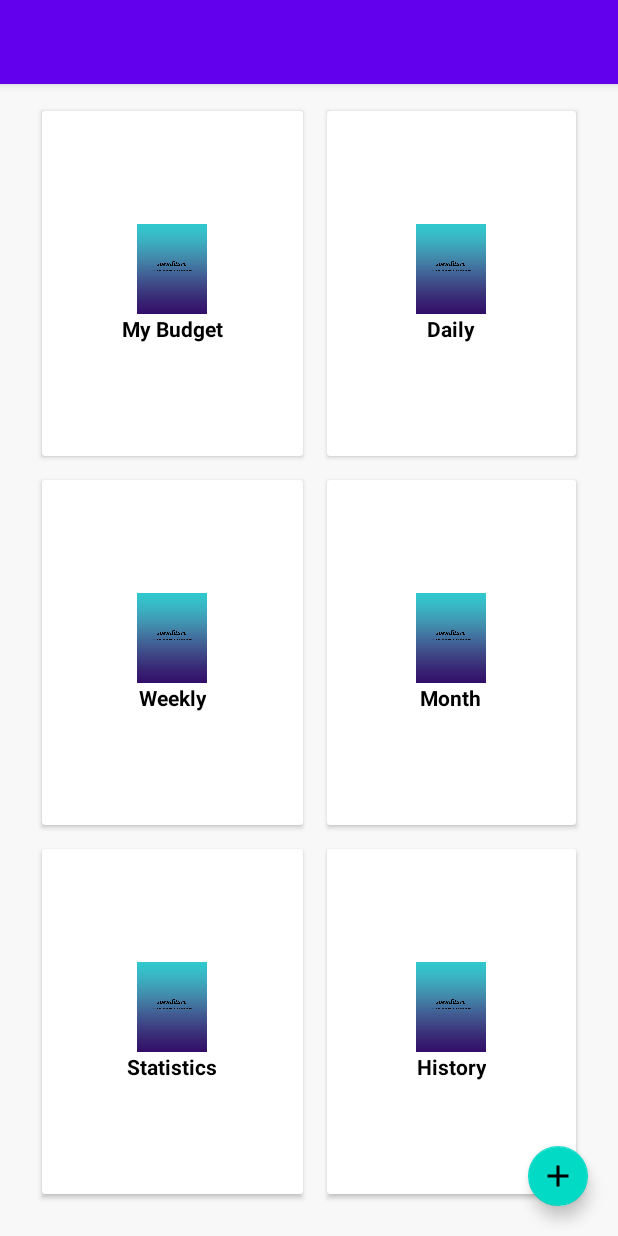
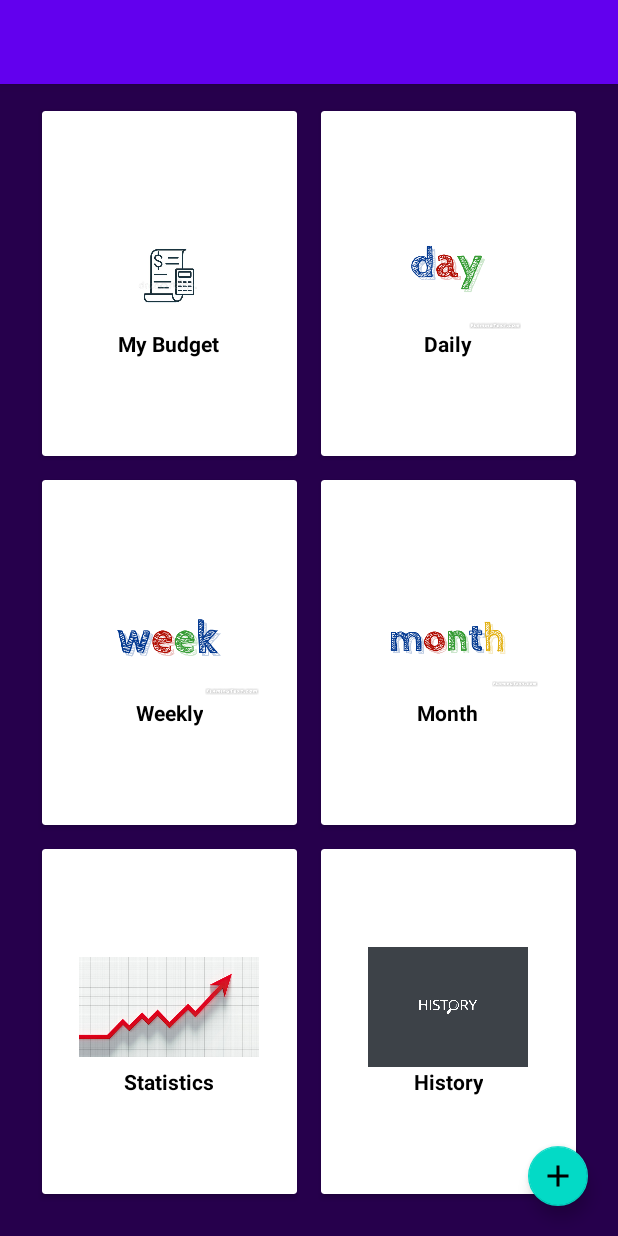
Before and after one commit to ZeffJsdan/ANDECA2, an Android app: the MainActivity screen opened directly, with no data from a screen before it, on a phone screen of 412 x 824 dp. Run offline under Robolectric (Android 15) with nearby library versions, the phone set to English and light mode, and no system bars.

Commit message:
added images for main page, made some changes to pages

```diff
--- a/app/src/main/res/layout/activity_daily_spending.xml
+++ b/app/src/main/res/layout/activity_daily_spending.xml
@@ -5,7 +5,8 @@
     android:layout_width="match_parent"
     android:layout_height="match_parent"
     tools:context=".DailySpendingActivity"
-    android:orientation="vertical">
+    android:orientation="vertical"
+    android:background="#26004C">
 
     <LinearLayout
         android:layout_width="match_parent"
@@ -25,7 +26,7 @@
             android:layout_width="match_parent"
             android:layout_height="wrap_content"
             android:text="Total Amount: $0"
-            android:textColor="@color/black"
+            android:textColor="@color/white"
             android:textSize="20sp"
             android:textStyle="bold"
             android:textAlignment="center"
--- a/app/src/main/res/layout/activity_main.xml
+++ b/app/src/main/res/layout/activity_main.xml
@@ -4,7 +4,7 @@
     xmlns:tools="http://schemas.android.com/tools"
     android:layout_width="match_parent"
     android:layout_height="match_parent"
-    android:background="#F8F8F8"
+    android:background="#26004C"
 
     tools:context=".MainActivity">
 
@@ -54,8 +54,9 @@
                 android:layout_columnWeight="1"
                 android:layout_gravity="fill"
                 android:layout_margin="8dp"
-                android:background="#000"
+                android:background="#621BA8"
                 android:onClick="onClickBudget">
+
 
                 <LinearLayout
                     android:layout_width="wrap_content"
@@ -65,9 +66,9 @@
                     android:orientation="vertical">
 
                     <ImageView
-                        android:layout_width="60dp"
-                        android:layout_height="60dp"
-                        android:src="@drawable/splash" />
+                        android:layout_width="120dp"
+                        android:layout_height="80dp"
+                        android:src="@drawable/budget" />
 
                     <TextView
                         android:layout_width="wrap_content"
@@ -100,9 +101,9 @@
                     android:orientation="vertical">
 
                     <ImageView
-                        android:layout_width="60dp"
-                        android:layout_height="60dp"
-                        android:src="@drawable/splash" />
+                        android:layout_width="120dp"
+                        android:layout_height="80dp"
+                        android:src="@drawable/day" />
 
                     <TextView
                         android:layout_width="wrap_content"
@@ -134,9 +135,9 @@
                     android:orientation="vertical">
 
                     <ImageView
-                        android:layout_width="60dp"
-                        android:layout_height="60dp"
-                        android:src="@drawable/splash" />
+                        android:layout_width="120dp"
+                        android:layout_height="80dp"
+                        android:src="@drawable/week" />
 
                     <TextView
                         android:layout_width="wrap_content"
@@ -168,9 +169,9 @@
                     android:orientation="vertical">
 
                     <ImageView
-                        android:layout_width="60dp"
-                        android:layout_height="60dp"
-                        android:src="@drawable/splash" />
+                        android:layout_width="120dp"
+                        android:layout_height="80dp"
+                        android:src="@drawable/month" />
 
                     <TextView
                         android:layout_width="wrap_content"
@@ -202,9 +203,9 @@
                     android:orientation="vertical">
 
                     <ImageView
-                        android:layout_width="60dp"
-                        android:layout_height="60dp"
-                        android:src="@drawable/splash" />
+                        android:layout_width="120dp"
+                        android:layout_height="80dp"
+                        android:src="@drawable/stats" />
 
                     <TextView
                         android:layout_width="wrap_content"
@@ -236,9 +237,9 @@
                     android:orientation="vertical">
 
                     <ImageView
-                        android:layout_width="60dp"
-                        android:layout_height="60dp"
-                        android:src="@drawable/splash" />
+                        android:layout_width="120dp"
+                        android:layout_height="80dp"
+                        android:src="@drawable/history" />
 
                     <TextView
                         android:layout_width="wrap_content"
--- a/app/src/main/res/values/colors.xml
+++ b/app/src/main/res/values/colors.xml
@@ -7,5 +7,4 @@
     <color name="teal_700">#FF018786</color>
     <color name="black">#FF000000</color>
     <color name="white">#FFFFFFFF</color>
-
 </resources>
```
Also changed, not shown: app/src/main/res/layout/activity_budget.xml (+8 -4 lines), app/src/main/res/layout/input_layout.xml (+5 -5 lines), app/src/main/res/drawable/budget.png (added), app/src/main/res/drawable/day.png (added), app/src/main/res/drawable/history.png (added), app/src/main/res/drawable/month.png (added), app/src/main/res/drawable/stats.png (added), app/src/main/res/drawable/week.png (added).
